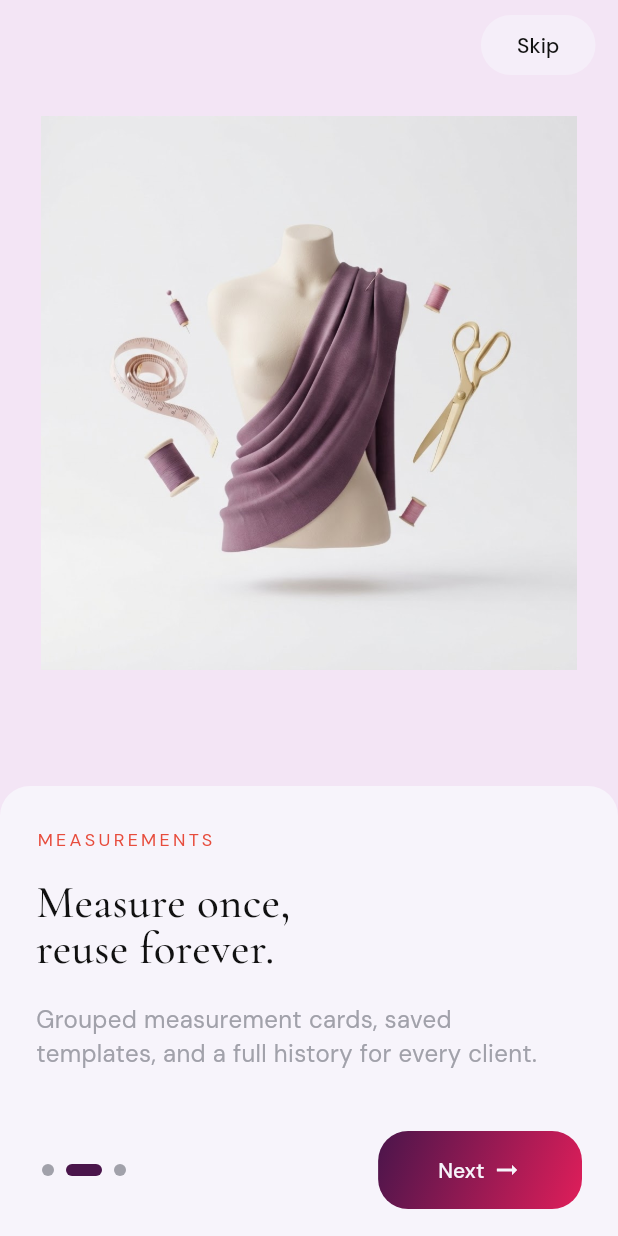
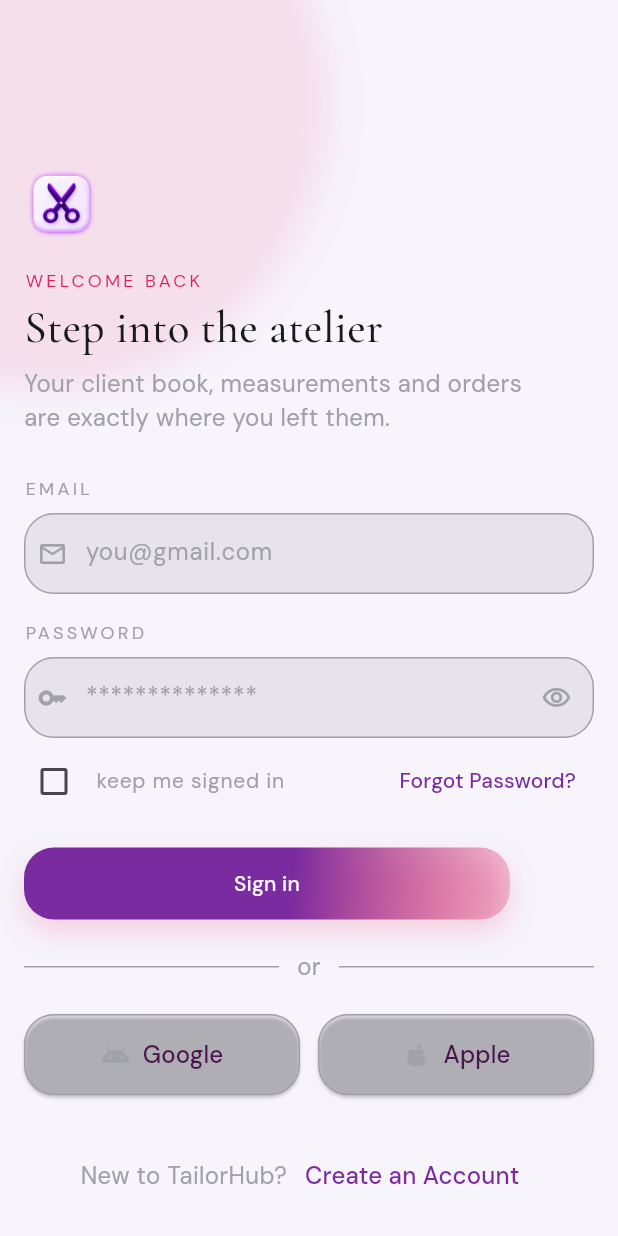
Before and after one commit to poba05/tailorhub, a Flutter app: the screen it shows after launch, after a tap on "Next", after a tap on "Skip", on a phone screen of 412 x 824 dp. Run offline on Flutter 3.47's test engine with Material 3 defaults, Android fonts, the phone set to English and light mode, and no system bars.

Commit message:
REFINE: Remove unused onboarding model and implement login screen with custom components
Co-authored-by: Copilot <copilot@github.com>

```diff
--- a/lib/constants/fonts.dart
+++ b/lib/constants/fonts.dart
@@ -1,5 +1,4 @@
 import 'package:flutter/material.dart';
-import 'package:tailorhub/constants/colors.dart';
 
 class AppFonts {
   static TextStyle hero({required Color color}) => TextStyle(
@@ -38,7 +37,7 @@ class AppFonts {
   static TextStyle label({required Color color}) => TextStyle(
     fontFamily: "DMSANS",
     fontSize: 12,
-    fontVariations: const [FontVariation('wght', 500)],
+    fontVariations: const [FontVariation('wght', 700)],
     letterSpacing: 2.2,
     height: 1.0,
     color: color,
--- /dev/null
+++ b/lib/screens/auth/login_screen.dart
@@ -0,0 +1,234 @@
+import 'package:flutter/cupertino.dart';
+import 'package:flutter/material.dart';
+import 'package:tailorhub/constants/colors.dart';
+import 'package:tailorhub/constants/fonts.dart';
+import 'package:tailorhub/widgets/custom_button.dart';
+import 'package:tailorhub/widgets/custom_textfield.dart';
+import 'package:tailorhub/widgets/custombg.dart';
+import 'package:tailorhub/widgets/plain_button.dart';
+
+class LoginScreen extends StatefulWidget {
+  const LoginScreen({super.key});
+
+  @override
+  State<LoginScreen> createState() => _LoginScreenState();
+}
+
+class _LoginScreenState extends State<LoginScreen> {
+  bool ischecked = false;
+  @override
+  Widget build(BuildContext context) {
+    return Scaffold(
+      backgroundColor: Colors.transparent,
+      body: Custombg(
+        child: SafeArea(
+          child: Padding(
+            padding: const EdgeInsets.all(16.0),
+            child: Column(
+              crossAxisAlignment: CrossAxisAlignment.start,
+              children: [
+                const Spacer(),
+                Container(
+                  height: 50,
+                  width: 50,
+                  decoration: BoxDecoration(
+                    image: DecorationImage(
+                      image: AssetImage("lib/assets/images/hero_icon.png"),
+                      fit: BoxFit.cover,
+                    ),
+                  ),
+                ),
+                SizedBox(height: 20),
+                Text(
+                  "WELCOME BACK",
+                  style: AppFonts.label(color: AppColor.secondary),
+                ),
+                SizedBox(height: 10),
+                Text(
+                  "Step into the atelier",
+                  style: AppFonts.heading(color: AppColor.neutral),
+                ),
+                SizedBox(height: 10),
+                Text(
+                  "Your client book, measurements and orders\nare exactly where you left them.",
+                  style: AppFonts.bodyLarge(color: AppColor.grey),
+                ),
+                SizedBox(height: 30),
+
+                //                                  TEXT FIELDS
+                Container(
+                  decoration: BoxDecoration(color: Colors.transparent),
+                  child: Column(
+                    crossAxisAlignment: CrossAxisAlignment.start,
+                    children: [
+                      Text(
+                        "Email".toUpperCase(),
+                        style: AppFonts.label(color: AppColor.grey),
+                      ),
+                      SizedBox(height: 10),
+                      CustomTextfield(
+                        hintText: "you@gmail.com",
+                        prefix: Icons.mail_outline,
+                      ),
+                    ],
+                  ),
+                ),
+                SizedBox(height: 20),
+                Container(
+                  decoration: BoxDecoration(color: Colors.transparent),
+                  child: Column(
+                    crossAxisAlignment: CrossAxisAlignment.start,
+                    children: [
+                      Text(
+                        "Password".toUpperCase(),
+                        style: AppFonts.label(color: AppColor.grey),
+                      ),
+                      SizedBox(height: 10),
+                      CustomTextfield(
+                        hintText: "**************",
+                        prefix: Icons.key,
+                        isPassword: true,
+                      ),
+                    ],
+                  ),
+                ),
+                //                      END OF TEXTFIELD
+                SizedBox(height: 5),
+                Row(
+                  children: [
+                    Expanded(
+                      child: CheckboxListTile(
+                        value: ischecked,
+                        onChanged: (value) {
+                          setState(() {
+                            ischecked = value ?? false;
+                          });
+                        },
+                        title: Text(
+                          "keep me signed in",
+                          style: AppFonts.body(color: AppColor.grey),
+                        ),
+                        controlAffinity: ListTileControlAffinity.leading,
+                        contentPadding: EdgeInsets.zero,
+                        activeColor: AppColor.first,
+                        checkColor: AppColor.background,
+                        visualDensity: const VisualDensity(
+                          horizontal: -4,
+                          vertical: -4,
+                        ),
+                      ),
+                    ),
+                    TextButton(
+                      onPressed: () {},
+                      child: Text(
+                        "Forgot Password?",
+                        style: AppFonts.body(color: AppColor.first),
+                      ),
+                    ),
+                  ],
+                ),
+                SizedBox(height: 20),
+                //                      LOGIN BUTTON
+                CustomButton(
+                  onPressed: () {},
+                  child: Text(
+                    "Sign in",
+                    style: AppFonts.buttonText(color: AppColor.background),
+                  ),
+                ),
+                SizedBox(height: 20),
+                Row(
+                  children: [
+                    Expanded(
+                      child: Divider(color: AppColor.grey, thickness: 1),
+                    ),
+                    Padding(
+                      padding: const EdgeInsets.symmetric(horizontal: 12),
+                      child: Text(
+                        "or",
+                        style: AppFonts.bodyLarge(color: AppColor.grey),
+                      ),
+                    ),
+                    Expanded(
+                      child: Divider(color: AppColor.grey, thickness: 1),
+                    ),
+                  ],
+                ),
+                SizedBox(height: 20),
+                //                                      GOOGLE AND APPLE SIGIN BUTTON
+                Row(
+                  children: [
+                    Expanded(
+                      child: PlainButton(
+                        onPressed: () {},
+                        child: Row(
+                          mainAxisAlignment: MainAxisAlignment.center,
+                          children: [
+                            Icon(
+                              Icons.android_outlined,
+                              size: 20,
+                              color: AppColor.grey,
+                            ),
+                            const SizedBox(width: 8),
+                            Flexible(
+                              child: Text(
+                                "Google",
+                                style: AppFonts.bodyLarge(
+                                  color: AppColor.primary,
+                                ),
+                                overflow: TextOverflow.ellipsis,
+                              ),
+                            ),
+                          ],
+                        ),
+                      ),
+                    ),
+                    const SizedBox(width: 12),
+                    Expanded(
+                      child: PlainButton(
+                        onPressed: () {},
+                        child: Row(
+                          mainAxisAlignment: MainAxisAlignment.center,
+                          children: [
+                            Icon(Icons.apple, size: 20, color: AppColor.grey),
+                            const SizedBox(width: 8),
+                            Flexible(
+                              child: Text(
+                                "Apple",
+                                style: AppFonts.bodyLarge(
+                                  color: AppColor.primary,
+                                ),
+                                overflow: TextOverflow.ellipsis,
+                              ),
+                            ),
+                          ],
+                        ),
+                      ),
+                    ),
+                  ],
+                ),
+                SizedBox(height: 30),
+                Row(
+                  mainAxisAlignment: MainAxisAlignment.center,
+                  children: [
+                    Text(
+                      "New to TailorHub?",
+                      style: AppFonts.bodyLarge(color: AppColor.grey),
+                    ),
+                    TextButton(
+                      onPressed: () {},
+                      child: Text(
+                        "Create an Account",
+                        style: AppFonts.bodyLarge(color: AppColor.first),
+                      ),
+                    ),
+                  ],
+                ),
+              ],
+            ),
+          ),
+        ),
+      ),
+    );
+  }
+}
--- a/lib/screens/onboarding/onboarding_screen.dart
+++ b/lib/screens/onboarding/onboarding_screen.dart
@@ -1,7 +1,8 @@
 import 'package:flutter/material.dart';
-import 'package:tailorhub/assets/models/onboarding.dart';
+import 'package:tailorhub/models/onboarding.dart';
 import 'package:tailorhub/constants/colors.dart';
 import 'package:tailorhub/constants/fonts.dart';
+import 'package:tailorhub/screens/auth/login_screen.dart';
 
 class OnboardingScreen extends StatefulWidget {
   const OnboardingScreen({super.key});
@@ -41,7 +42,32 @@ class _OnboardingScreenState extends State<OnboardingScreen>
       setState(() {
         currentpage += 1;
       });
-    } else {}
+    } else {
+      Navigator.push(
+        context,
+        PageRouteBuilder(
+          pageBuilder: (context, animation, secondaryAnimation) {
+            return const LoginScreen();
+          },
+          transitionsBuilder: (context, animation, secondaryAnimtion, child) {
+            final slide =
+                Tween<Offset>(
+                  begin: const Offset(0, 0.08),
+                  end: Offset.zero,
+                ).animate(
+                  CurvedAnimation(
+                    parent: animation,
+                    curve: Curves.easeOutCubic,
+                  ),
+                );
+            return FadeTransition(
+              opacity: animation,
+              child: SlideTransition(position: slide, child: child),
+            );
+          },
+        ),
+      );
+    }
   }
 
   @override
@@ -226,7 +252,42 @@ class _OnboardingScreenState extends State<OnboardingScreen>
                           top: 6,
                           right: 15,
                           child: ElevatedButton(
-                            onPressed: () {},
+                            onPressed: () {
+                              Navigator.push(
+                                context,
+                                PageRouteBuilder(
+                                  pageBuilder:
+                                      (context, animation, secondaryAnimation) {
+                                        return const LoginScreen();
+                                      },
+                                  transitionsBuilder:
+                                      (
+                                        context,
+                                        animation,
+                                        secondaryAnimtion,
+                                        child,
+                                      ) {
+                                        final slide =
+                                            Tween<Offset>(
+                                              begin: const Offset(0, 0.08),
+                                              end: Offset.zero,
+                                            ).animate(
+                                              CurvedAnimation(
+                                                parent: animation,
+                                                curve: Curves.easeOutCubic,
+                                              ),
+                                            );
+                                        return FadeTransition(
+                                          opacity: animation,
+                                          child: SlideTransition(
+                                            position: slide,
+                                            child: child,
+                                          ),
+                                        );
+                                      },
+                                ),
+                              );
+                            },
                             style: ElevatedButton.styleFrom(
                               backgroundColor: AppColor.background.withValues(
                                 alpha: .6,
--- /dev/null
+++ b/lib/widgets/custom_button.dart
@@ -0,0 +1,43 @@
+import 'package:flutter/material.dart';
+import 'package:tailorhub/constants/colors.dart';
+
+class CustomButton extends StatelessWidget {
+  final Widget child;
+  final VoidCallback onPressed;
+  const CustomButton({super.key, required this.child, required this.onPressed});
+
+  @override
+  Widget build(BuildContext context) {
+    return DecoratedBox(
+      decoration: BoxDecoration(
+        gradient: LinearGradient(
+          colors: [AppColor.first, AppColor.secondary.withValues(alpha: .25)],
+          stops: const [0.55, 1.0],
+          begin: const Alignment(-1.0, -0.3),
+          end: const Alignment(1.0, 0.7),
+        ),
+        borderRadius: BorderRadius.circular(20),
+        boxShadow: [
+          BoxShadow(
+            color: AppColor.secondary.withValues(alpha: .18),
+            blurRadius: 16,
+            offset: const Offset(0, 8),
+          ),
+        ],
+      ),
+      child: ElevatedButton(
+        onPressed: onPressed,
+        style: ElevatedButton.styleFrom(
+          backgroundColor: Colors.transparent,
+          shadowColor: Colors.transparent,
+          padding: const EdgeInsets.symmetric(vertical: 16, horizontal: 140),
+          shape: RoundedRectangleBorder(
+            borderRadius: BorderRadius.circular(20),
+          ),
+          elevation: 0,
+        ),
+        child: child,
+      ),
+    );
+  }
+}
--- /dev/null
+++ b/lib/widgets/custom_textfield.dart
@@ -0,0 +1,69 @@
+import 'package:flutter/material.dart';
+import 'package:tailorhub/constants/colors.dart';
+import 'package:tailorhub/constants/fonts.dart';
+
+class CustomTextfield extends StatefulWidget {
+  final String hintText;
+  final IconData prefix;
+  final bool isPassword;
+  const CustomTextfield({
+    super.key,
+    required this.hintText,
+    required this.prefix,
+    this.isPassword = false,
+  });
+
+  @override
+  State<CustomTextfield> createState() => _CustomTextfieldState();
+}
+
+class _CustomTextfieldState extends State<CustomTextfield> {
+  bool _obscureText = true;
+  @override
+  Widget build(BuildContext context) {
+    return Container(
+      height: 54,
+      decoration: BoxDecoration(
+        color: AppColor.grey.withValues(alpha: .2),
+        borderRadius: BorderRadius.circular(20),
+        border: Border.all(width: 1, color: AppColor.grey),
+      ),
+      child: TextField(
+        style: AppFonts.body(color: AppColor.text),
+        decoration: InputDecoration(
+          border: InputBorder.none,
+          contentPadding: EdgeInsets.symmetric(horizontal: 20, vertical: 16),
+          prefixIcon: Padding(
+            padding: const EdgeInsets.only(left: 8.0, right: 8.0),
+            child: Icon(widget.prefix, size: 20, color: AppColor.grey),
+          ),
+          prefixIconConstraints: const BoxConstraints(
+            minWidth: 0,
+            minHeight: 0,
+          ),
+          suffixIcon: widget.isPassword
+              ? IconButton(
+                  onPressed: () {
+                    setState(() {
+                      _obscureText = !_obscureText;
+                    });
+                  },
+                  icon: Icon(
+                    _obscureText
+                        ? Icons.visibility_outlined
+                        : Icons.visibility_off_outlined,
+                    color: AppColor.grey,
+                    size: 20,
+                  ),
+                  splashRadius: 20,
+                  tooltip: _obscureText ? "Show Password" : "Hide Password",
+                )
+              : null,
+          hintText: widget.hintText,
+          hintStyle: AppFonts.bodyLarge(color: AppColor.grey),
+        ),
+        obscureText: widget.isPassword ? _obscureText : false,
+      ),
+    );
+  }
+}
--- /dev/null
+++ b/lib/widgets/custombg.dart
@@ -0,0 +1,38 @@
+import 'package:flutter/material.dart';
+import 'package:tailorhub/constants/colors.dart';
+
+class Custombg extends StatelessWidget {
+  final Widget? child;
+  const Custombg({super.key, this.child});
+
+  @override
+  Widget build(BuildContext context) {
+    return Container(
+      width: double.infinity,
+      decoration: BoxDecoration(color: AppColor.background),
+      child: Stack(
+        children: [
+          Positioned(
+            top: -30,
+            left: -70,
+            child: Container(
+              height: 200,
+              width: 200,
+              decoration: BoxDecoration(
+                shape: BoxShape.circle,
+                boxShadow: [
+                  BoxShadow(
+                    color: AppColor.secondary.withValues(alpha: .1),
+                    spreadRadius: 90,
+                    blurRadius: 20,
+                  ),
+                ],
+              ),
+            ),
+          ),
+          if (child != null) child!,
+        ],
+      ),
+    );
+  }
+}
--- /dev/null
+++ b/lib/widgets/plain_button.dart
@@ -0,0 +1,29 @@
+import 'package:flutter/material.dart';
+import 'package:tailorhub/constants/colors.dart';
+
+class PlainButton extends StatelessWidget {
+  final VoidCallback onPressed;
+  final Widget child;
+  const PlainButton({super.key, required this.onPressed, required this.child});
+
+  @override
+  Widget build(BuildContext context) {
+    return SizedBox(
+      height: 54,
+      child: ElevatedButton(
+        onPressed: onPressed,
+        style: ElevatedButton.styleFrom(
+          backgroundColor: AppColor.grey.withValues(alpha: .2),
+          padding: const EdgeInsets.symmetric(horizontal: 12),
+          shape: RoundedRectangleBorder(
+            borderRadius: BorderRadius.circular(20),
+            side: BorderSide(width: 1, color: AppColor.grey),
+          ),
+          minimumSize: Size.zero,
+          tapTargetSize: MaterialTapTargetSize.shrinkWrap,
+        ),
+        child: child,
+      ),
+    );
+  }
+}
```
Also changed, not shown: lib/models/onboarding.dart (renamed from lib/assets/models/onboarding.dart), lib/screens/auth/signup_screen.dart (added).
